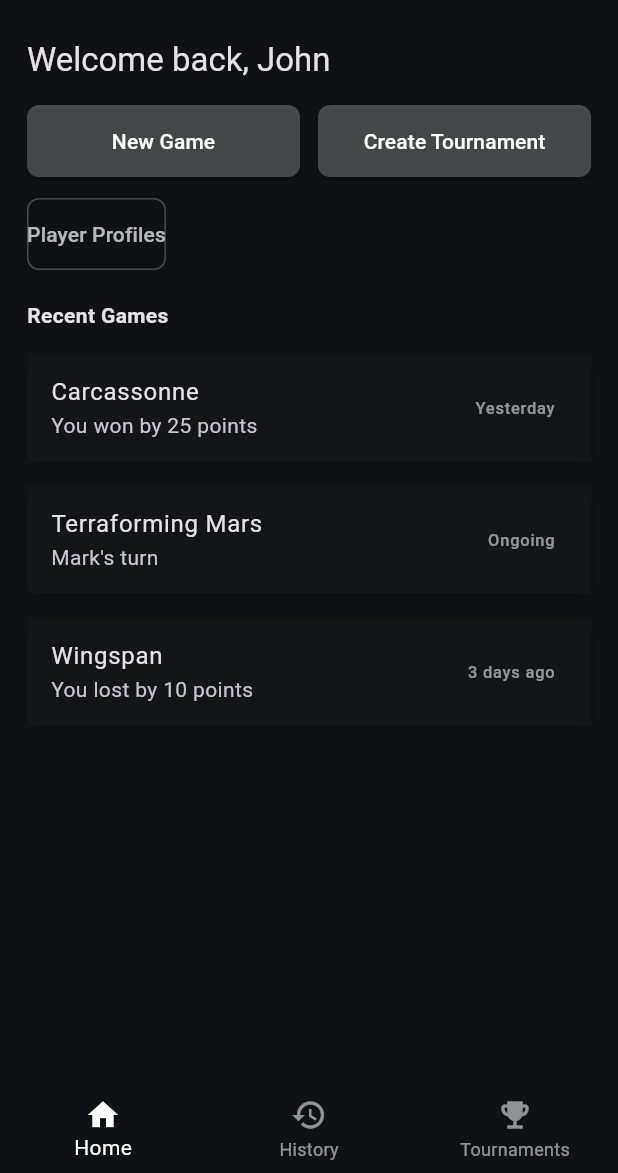
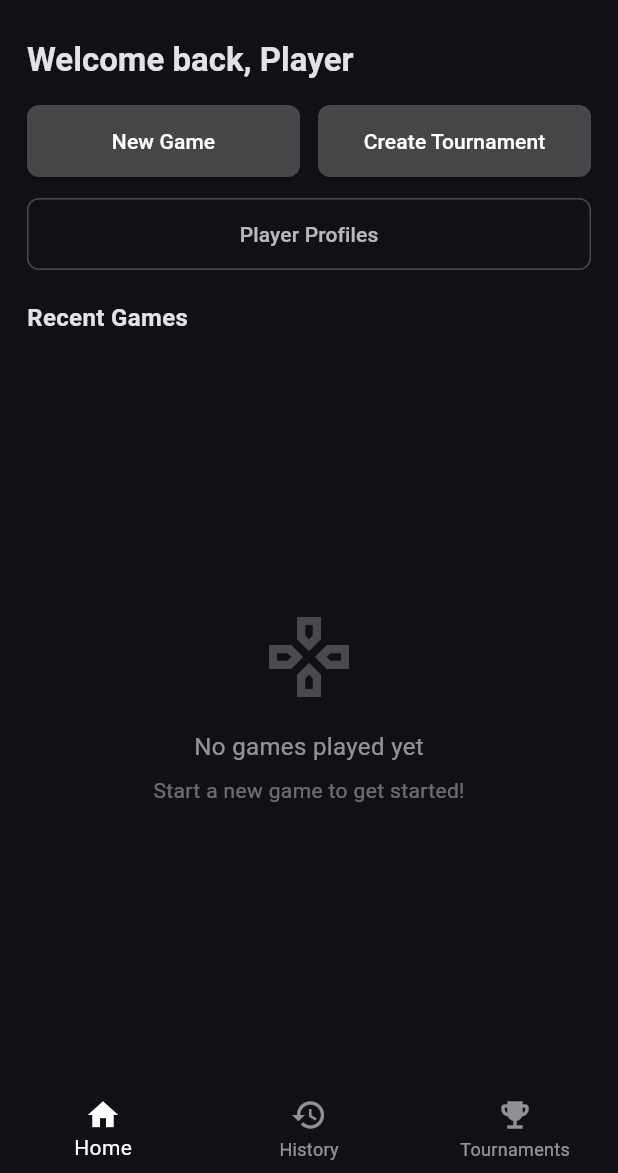
Before and after one commit to AryanSahu2805/Board-Game-Scorekeeper, a Flutter app: the screen it shows after launch, on a phone screen of 412 x 824 dp, the part 63-1236 px from its top. Run offline on Flutter 3.47's test engine with Material 3 defaults, Android fonts, the phone set to English and light mode, and no system bars; our stand-ins replace sqflite; accounts and stored records are empty.

Commit message:
Updated Home Screen

```diff
--- a/lib/screens/home_screen.dart
+++ b/lib/screens/home_screen.dart
@@ -1,73 +1,162 @@
 import 'package:flutter/material.dart';
-import 'score_entry_screen.dart';
-import 'player_profile_screen.dart';
-import 'tournament_setup_screen.dart';
+import 'package:provider/provider.dart';
+import 'package:intl/intl.dart';
+import '../providers/player_provider.dart';
+import '../providers/game_provider.dart';
 
-class HomeScreen extends StatelessWidget {
+class HomeScreen extends StatefulWidget {
+  const HomeScreen({super.key});
+
+  @override
+  State<HomeScreen> createState() => _HomeScreenState();
+}
+
+class _HomeScreenState extends State<HomeScreen> {
+  int _selectedIndex = 0;
+
   @override
   Widget build(BuildContext context) {
     return Scaffold(
       appBar: AppBar(
-        title: Text('Board Game Scorekeeper'),
-        centerTitle: false,
-        elevation: 0,
-        backgroundColor: Colors.transparent,
+        title: const Text('Board Game Scorekeeper'),
       ),
       body: Padding(
         padding: const EdgeInsets.symmetric(horizontal: 18.0, vertical: 12),
         child: Column(
           crossAxisAlignment: CrossAxisAlignment.start,
           children: [
-            Text(
-              'Welcome back, John',
-              style: Theme.of(context).textTheme.titleLarge?.copyWith(fontSize: 22),
+            Consumer<PlayerProvider>(
+              builder: (context, playerProvider, child) {
+                final userName = playerProvider.players.isNotEmpty
+                    ? playerProvider.players.first.name
+                    : 'Player';
+                return Text(
+                  'Welcome back, $userName',
+                  style: Theme.of(context).textTheme.titleLarge?.copyWith(
+                        fontSize: 22,
+                        fontWeight: FontWeight.bold,
+                      ),
+                );
+              },
             ),
-            SizedBox(height: 16),
+            const SizedBox(height: 16),
             Row(
               children: [
                 Expanded(
                   child: ElevatedButton(
-                    onPressed: () => Navigator.pushNamed(context, ScoreEntryScreen.routeName),
-                    child: Text('New Game'),
+                    onPressed: () => Navigator.pushNamed(context, '/score-entry'),
+                    child: const Text('New Game'),
                   ),
                 ),
-                SizedBox(width: 12),
+                const SizedBox(width: 12),
                 Expanded(
                   child: ElevatedButton(
-                    onPressed: () => Navigator.pushNamed(context, TournamentSetupScreen.routeName),
-                    child: Text('Create Tournament'),
+                    onPressed: () => Navigator.pushNamed(context, '/tournament-setup'),
+                    child: const Text('Create Tournament'),
                   ),
                 ),
               ],
             ),
-            SizedBox(height: 14),
+            const SizedBox(height: 14),
             OutlinedButton(
-              onPressed: () => Navigator.pushNamed(context, PlayerProfileScreen.routeName),
+              onPressed: () => Navigator.pushNamed(context, '/player-management'),
               style: OutlinedButton.styleFrom(
-                padding: EdgeInsets.symmetric(vertical: 14),
-                foregroundColor: Colors.white70,
+                padding: const EdgeInsets.symmetric(vertical: 14),
+                minimumSize: const Size(double.infinity, 48),
               ),
-              child: Text('Player Profiles'),
+              child: const Text('Player Profiles'),
             ),
-            SizedBox(height: 20),
-            Text('Recent Games', style: TextStyle(fontWeight: FontWeight.bold)),
-            SizedBox(height: 8),
+            const SizedBox(height: 20),
+            const Text(
+              'Recent Games',
+              style: TextStyle(fontWeight: FontWeight.bold, fontSize: 16),
+            ),
+            const SizedBox(height: 8),
             Expanded(
-              child: ListView(
-                children: [
-                  _recentGameTile('Carcassonne', 'You won by 25 points', 'Yesterday'),
-                  _recentGameTile('Terraforming Mars', "Mark's turn", 'Ongoing'),
-                  _recentGameTile('Wingspan', 'You lost by 10 points', '3 days ago'),
-                ],
+              child: Consumer2<GameProvider, PlayerProvider>(
+                builder: (context, gameProvider, playerProvider, child) {
+                  if (gameProvider.isLoading) {
+                    return const Center(child: CircularProgressIndicator());
+                  }
+
+                  final recentGames = gameProvider.games.take(10).toList();
+
+                  if (recentGames.isEmpty) {
+                    return Center(
+                      child: Column(
+                        mainAxisAlignment: MainAxisAlignment.center,
+                        children: [
+                          Icon(Icons.games_outlined,
+                              size: 64, color: Colors.white24),
+                          const SizedBox(height: 16),
+                          Text(
+                            'No games played yet',
+                            style: TextStyle(
+                              color: Colors.white54,
+                              fontSize: 16,
+                            ),
+                          ),
+                          const SizedBox(height: 8),
+                          Text(
+                            'Start a new game to get started!',
+                            style: TextStyle(
+                              color: Colors.white38,
+                              fontSize: 14,
+                            ),
+                          ),
+                        ],
+                      ),
+                    );
+                  }
+
+                  return RefreshIndicator(
+                    onRefresh: () => gameProvider.loadGames(),
+                    child: ListView.builder(
+                      itemCount: recentGames.length,
+                      itemBuilder: (context, index) {
+                        final game = recentGames[index];
+                        final winner = game.winnerId != null
+                            ? playerProvider.getPlayerById(game.winnerId!)
+                            : null;
+
+                        final timeAgo = _getTimeAgo(game.dateTime);
+
+                        String subtitle;
+                        if (game.isCompleted && winner != null) {
+                          final winnerScore = game.finalScores[game.winnerId];
+                          subtitle = '${winner.name} won ($winnerScore pts)';
+                        } else {
+                          subtitle = 'In progress';
+                        }
+
+                        return _recentGameTile(
+                          game.gameName,
+                          subtitle,
+                          timeAgo,
+                        );
+                      },
+                    ),
+                  );
+                },
               ),
             ),
           ],
         ),
       ),
       bottomNavigationBar: BottomNavigationBar(
-        backgroundColor: Color(0xFF0F1114),
+        backgroundColor: const Color(0xFF0F1114),
         unselectedItemColor: Colors.white54,
         selectedItemColor: Colors.white,
+        currentIndex: _selectedIndex,
+        onTap: (index) {
+          setState(() => _selectedIndex = index);
+
+          if (index == 1) {
+            // History - could navigate to a history screen
+          } else if (index == 2) {
+            Navigator.pushNamed(context, '/tournament-setup');
+          }
+        },
         items: const [
           BottomNavigationBarItem(icon: Icon(Icons.home), label: 'Home'),
           BottomNavigationBarItem(icon: Icon(Icons.history), label: 'History'),
@@ -79,13 +168,32 @@
 
   Widget _recentGameTile(String title, String subtitle, String time) {
     return Card(
-      margin: EdgeInsets.symmetric(vertical: 8),
+      margin: const EdgeInsets.symmetric(vertical: 6),
       child: ListTile(
-        tileColor: const Color(0xFF131516),
         title: Text(title),
         subtitle: Text(subtitle),
-        trailing: Text(time, style: const TextStyle(color: Colors.white54)),
+        trailing: Text(
+          time,
+          style: const TextStyle(color: Colors.white54, fontSize: 12),
+        ),
       ),
     );
   }
+
+  String _getTimeAgo(DateTime dateTime) {
+    final now = DateTime.now();
+    final difference = now.difference(dateTime);
+
+    if (difference.inDays > 7) {
+      return DateFormat('MMM d').format(dateTime);
+    } else if (difference.inDays > 0) {
+      return '${difference.inDays}d ago';
+    } else if (difference.inHours > 0) {
+      return '${difference.inHours}h ago';
+    } else if (difference.inMinutes > 0) {
+      return '${difference.inMinutes}m ago';
+    } else {
+      return 'Just now';
+    }
+  }
 }
```
